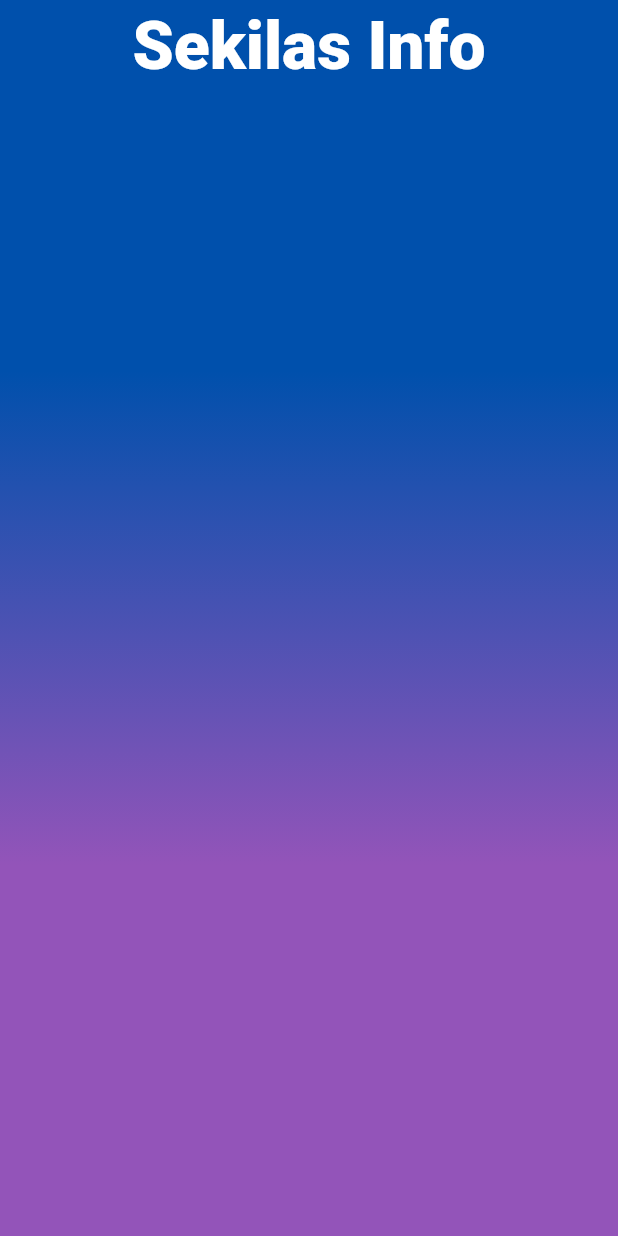
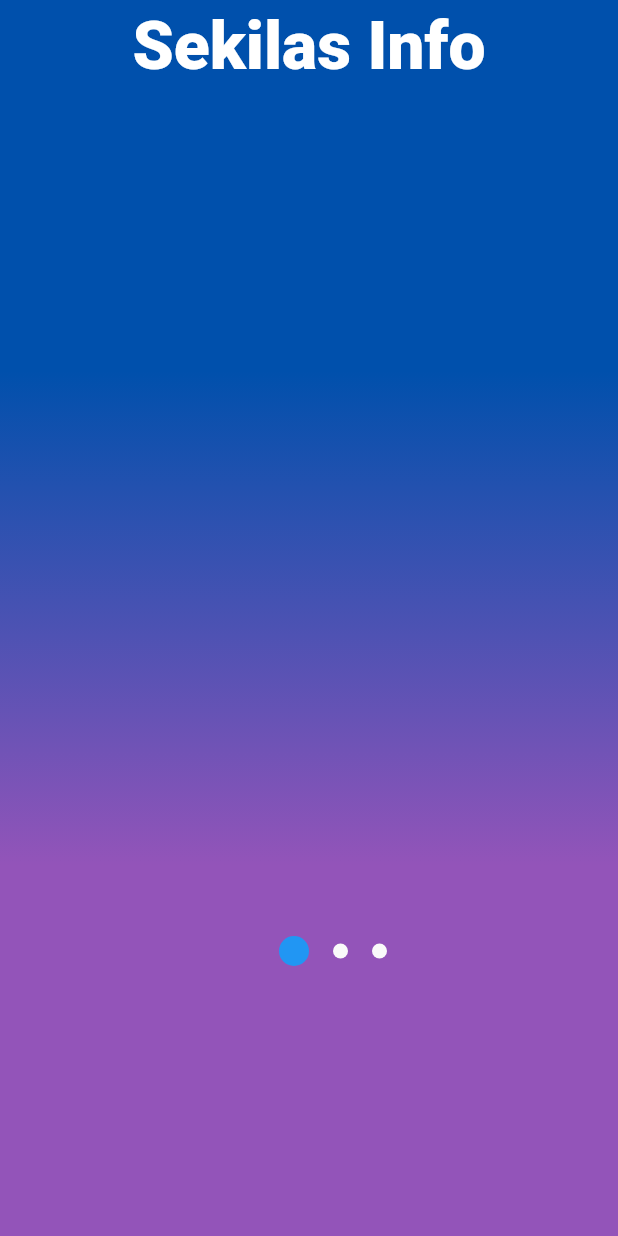
Before and after one commit to MuhamadAkmalAmran/Te, a Flutter app: the screen it shows after launch, on a phone screen of 412 x 824 dp. Run offline on Flutter 3.47's test engine with Material 2 defaults, Android fonts, the phone set to English and light mode, and no system bars; our stand-ins replace flutter_swiper_null_safety, get; Roboto replaces fonts that are missing (Avenir).

Commit message:
menambahkan widget swipper

```diff
--- a/lib/app/modules/home/views/home_view.dart
+++ b/lib/app/modules/home/views/home_view.dart
@@ -1,5 +1,7 @@
+import 'package:final_project_2023/app/data/data.dart';
 import 'package:final_project_2023/app/data/warna.dart';
 import 'package:flutter/material.dart';
+import 'package:flutter_swiper_null_safety/flutter_swiper_null_safety.dart';
 
 import 'package:get/get.dart';
 
@@ -43,6 +45,18 @@ class HomeView extends GetView<HomeController> {
               Container(
                 height: 600,
                 padding: const EdgeInsets.only(left: 32,top: 50),
+                child: Swiper(
+                  itemCount: info.length,
+                  itemWidth: MediaQuery.of(context).size.width - 2 * 100,
+                  layout: SwiperLayout.STACK,
+                  pagination: SwiperPagination(
+                    builder:
+                        DotSwiperPaginationBuilder(activeSize: 20, space: 8),
+                  ),
+                  itemBuilder: (context, index) {
+                   return InkWell();
+                  },
+                ),
               ),
             ],
           ),
```
